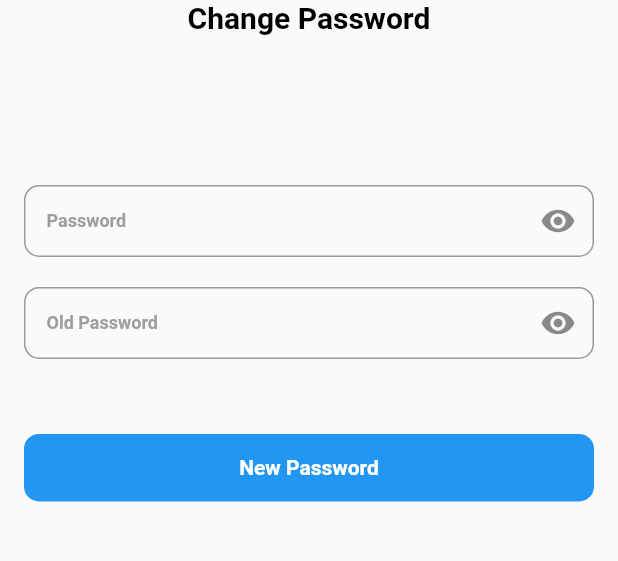
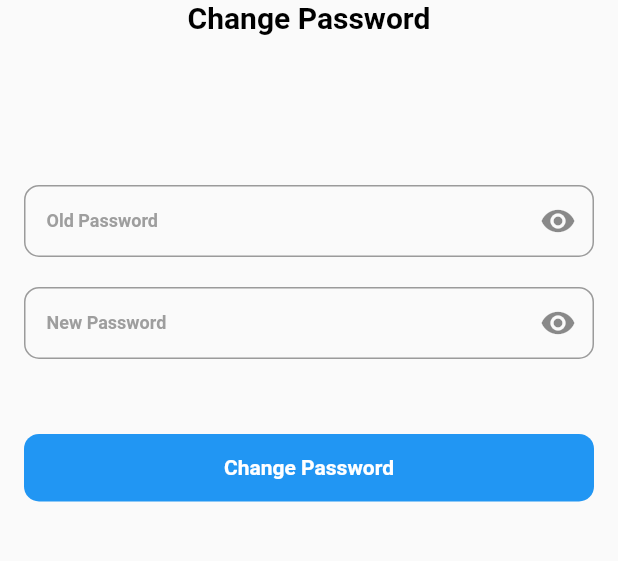
Before and after one commit to ShreeBhagwat/tfriends, a Flutter app: the screen it shows after launch, after a tap on "Forgot Password?", on a phone screen of 412 x 824 dp, the part 290-851 px from its top. Run offline on Flutter 3.47's test engine with Material 2 defaults, Android fonts, the phone set to English and light mode, and no system bars; network calls fail.

Commit message:
login with network call done

```diff
--- /dev/null
+++ b/lib/Models/user_info.dart
@@ -0,0 +1,52 @@
+class UserInfo {
+  String? accessToken;
+  String? tokenType;
+  int? expiresIn;
+  String? refreshToken;
+  String? userName;
+  String? message;
+  String? paflag;
+  String? userinfo;
+  String? issued;
+  String? expires;
+
+  UserInfo(
+      {this.accessToken,
+      this.tokenType,
+      this.expiresIn,
+      this.refreshToken,
+      this.userName,
+      this.message,
+      this.paflag,
+      this.userinfo,
+      this.issued,
+      this.expires});
+
+  UserInfo.fromJson(Map<String, dynamic> json) {
+    accessToken = json['access_token'];
+    tokenType = json['token_type'];
+    expiresIn = json['expires_in'];
+    refreshToken = json['refresh_token'];
+    userName = json['userName'];
+    message = json['message'];
+    paflag = json['paflag'];
+    userinfo = json['userinfo'];
+    issued = json['.issued'];
+    expires = json['.expires'];
+  }
+
+  Map<String, dynamic> toJson() {
+    final Map<String, dynamic> data = new Map<String, dynamic>();
+    data['access_token'] = this.accessToken;
+    data['token_type'] = this.tokenType;
+    data['expires_in'] = this.expiresIn;
+    data['refresh_token'] = this.refreshToken;
+    data['userName'] = this.userName;
+    data['message'] = this.message;
+    data['paflag'] = this.paflag;
+    data['userinfo'] = this.userinfo;
+    data['.issued'] = this.issued;
+    data['.expires'] = this.expires;
+    return data;
+  }
+}
--- /dev/null
+++ b/lib/Network/api_service.dart
@@ -0,0 +1,26 @@
+import 'dart:convert';
+
+import 'package:tfriends/Models/user_info.dart';
+import 'package:tfriends/Network/network_service.dart';
+
+class ApiService extends NetworkService {
+  static const String baseUrl = 'https://tugu.drivesung.com/APIV4DEVTEST/';
+
+  var headrs = <String, String>{
+    'Content-Type': 'application/x-www-form-urlencoded',
+    'Accept': 'application/json'
+  };
+
+  Future<UserInfo> loginUser(String email, String password) async {
+    Map<String, String> body = <String, String>{
+      "grant_type": "password",
+      "username": email,
+      "password": password,
+      "scope": "regi#62#drivesung#B"
+    };
+
+    var response =
+        await postResponse('$baseUrl/token', headers: headrs, body: body);
+    return UserInfo.fromJson(jsonDecode(response));
+  }
+}
--- /dev/null
+++ b/lib/Providers/app_state_manager.dart
@@ -0,0 +1,22 @@
+import 'package:flutter/cupertino.dart';
+
+class AppStateManager extends ChangeNotifier {
+  bool isObscureSignUpPassword = true;
+  bool isObscureChangesPasswordOldPassword = true;
+  bool isObscureChangesPasswordNewPassword = true;
+
+  void setSignupScreenPasswordObscure() {
+    isObscureSignUpPassword = !isObscureSignUpPassword;
+    notifyListeners();
+  }
+
+  void setChangePasswordScreenOldPasswordObscure() {
+    isObscureChangesPasswordOldPassword = !isObscureChangesPasswordOldPassword;
+    notifyListeners();
+  }
+
+  void setChangePasswordScreenNewPasswordObscure() {
+    isObscureChangesPasswordNewPassword = !isObscureChangesPasswordNewPassword;
+    notifyListeners();
+  }
+}
--- /dev/null
+++ b/lib/Providers/user_info_manager.dart
@@ -0,0 +1,12 @@
+import 'package:flutter/cupertino.dart';
+import 'package:tfriends/Models/user_info.dart';
+import 'package:tfriends/Network/api_service.dart';
+
+class UserInfoManager extends ChangeNotifier {
+  UserInfo user = UserInfo();
+
+  void setUserInfo(String email, String password) async {
+    this.user = await ApiService().loginUser(email, password);
+    notifyListeners();
+  }
+}
--- a/lib/Screens/change_password.dart
+++ b/lib/Screens/change_password.dart
@@ -1,5 +1,7 @@
 import 'package:flutter/material.dart';
+import 'package:provider/provider.dart';
 import 'package:tfriends/Helpers/constant.dart';
+import 'package:tfriends/Providers/app_state_manager.dart';
 
 import '../Widget/custom_text_field_without_prefix.dart';
 import '../Widget/custome_button.dart';
@@ -7,15 +9,17 @@ import '../Widget/custome_button.dart';
 class ChangePassword extends StatelessWidget {
   ChangePassword({Key? key}) : super(key: key);
 
-  TextEditingController passwordTextController = TextEditingController();
-
+  TextEditingController oldPasswordTextController = TextEditingController();
+  TextEditingController newPasswordTextController = TextEditingController();
   @override
   Widget build(BuildContext context) {
     return Scaffold(
-      body: Center(
+      body: SingleChildScrollView(
+        child: Center(
           child: Padding(
             padding: const EdgeInsets.all(16.0),
-          child: Column(
+            child: Consumer<AppStateManager>(
+              builder: (context, appStateManager, child) => Column(
                 crossAxisAlignment: CrossAxisAlignment.center,
                 children: [
                   SizedBox(
@@ -34,34 +38,40 @@ class ChangePassword extends StatelessWidget {
                     height: 100,
                   ),
                   CustomTextFieldWithoutPrefix(
-                labeltext: 'Password',
+                    labeltext: 'Old Password',
                     icons: Icons.visibility,
-                textEditingController: passwordTextController,
-                isObscure: true,
+                    textEditingController: oldPasswordTextController,
+                    isObscure:
+                        appStateManager.isObscureChangesPasswordOldPassword,
                     iconButton: IconButton(
                       onPressed: () {
-                    // setState(() {
-                    //   isPasswordObscure = !isPasswordObscure;
-                    // });
+                        appStateManager
+                            .setChangePasswordScreenOldPasswordObscure();
                       },
-                  icon: Icon(true ? Icons.visibility : Icons.visibility_off),
+                      icon: Icon(
+                          appStateManager.isObscureChangesPasswordOldPassword
+                              ? Icons.visibility
+                              : Icons.visibility_off),
                     ),
                   ),
                   SizedBox(
                     height: 20,
                   ),
                   CustomTextFieldWithoutPrefix(
-                labeltext: 'Old Password',
+                    labeltext: 'New Password',
                     icons: Icons.visibility,
-                textEditingController: passwordTextController,
-                isObscure: true,
+                    textEditingController: newPasswordTextController,
+                    isObscure:
+                        appStateManager.isObscureChangesPasswordNewPassword,
                     iconButton: IconButton(
                       onPressed: () {
-                    // setState(() {
-                    //   isPasswordObscure = !isPasswordObscure;
-                    // });
+                        appStateManager
+                            .setChangePasswordScreenNewPasswordObscure();
                       },
-                  icon: Icon(true ? Icons.visibility : Icons.visibility_off),
+                      icon: Icon(
+                          appStateManager.isObscureChangesPasswordNewPassword
+                              ? Icons.visibility
+                              : Icons.visibility_off),
                     ),
                   ),
                   SizedBox(
@@ -71,7 +81,7 @@ class ChangePassword extends StatelessWidget {
                     height: 45,
                     width: double.infinity,
                     font_size: 14,
-                name: 'New Password',
+                    name: 'Change Password',
                     background_color: Colors.blue,
                     borderRadius: BorderRadius.circular(10),
                     text_color: Colors.white,
@@ -81,6 +91,8 @@ class ChangePassword extends StatelessWidget {
               ),
             ),
           ),
+        ),
+      ),
     );
   }
 }
--- a/lib/Screens/login_screen.dart
+++ b/lib/Screens/login_screen.dart
@@ -1,21 +1,19 @@
 import 'package:flutter/material.dart';
+import 'package:provider/provider.dart';
+import 'package:tfriends/Providers/app_state_manager.dart';
+import 'package:tfriends/Providers/user_info_manager.dart';
 import 'package:tfriends/Screens/change_password.dart';
 
 import '../Helpers/helper_functions.dart';
 import '../Widget/custom_text_field_widget.dart';
 
-class LoginScreen extends StatefulWidget {
+class LoginScreen extends StatelessWidget {
   LoginScreen({Key? key}) : super(key: key);
 
-  @override
-  State<LoginScreen> createState() => _LoginScreenState();
-}
-
-class _LoginScreenState extends State<LoginScreen> {
   String emailid = ' ';
 
   String password = ' ';
-  bool isPasswordObscure = true;
+
   TextEditingController emailidTextController = TextEditingController();
 
   TextEditingController passwordTextController = TextEditingController();
@@ -75,21 +73,22 @@ class _LoginScreenState extends State<LoginScreen> {
                 ),
                 Padding(
                   padding: const EdgeInsets.fromLTRB(20, 10, 20, 10),
-                  child: CustomTextFieldWidget(
+                  child: Consumer<AppStateManager>(
+                    builder: (context, appStateManager, child) =>
+                        CustomTextFieldWidget(
                       labeltext: 'Password',
                       icon: Icons.lock,
                       icons: Icons.visibility,
                       textEditingController: passwordTextController,
-                    isObscure: isPasswordObscure,
+                      isObscure: appStateManager.isObscureSignUpPassword,
                       iconButton: IconButton(
                         onPressed: () {
-                        setState(() {
-                          isPasswordObscure = !isPasswordObscure;
-                        });
+                          appStateManager.setSignupScreenPasswordObscure();
                         },
-                      icon: Icon(isPasswordObscure
+                        icon: Icon(appStateManager.isObscureSignUpPassword
                             ? Icons.visibility
                             : Icons.visibility_off),
+                      ),
                     ),
                   ),
                 ),
@@ -125,7 +124,10 @@ class _LoginScreenState extends State<LoginScreen> {
                     //inkwell gives material properties
                     onTap: () {
                       //navigation of userscreen page
-                      LoginUser(context);
+
+                      Provider.of<UserInfoManager>(context, listen: false)
+                          .setUserInfo(emailidTextController.text,
+                              passwordTextController.text);
                     },
                     child: Container(
                       width: double.infinity,
@@ -152,15 +154,4 @@ class _LoginScreenState extends State<LoginScreen> {
       ),
     );
   }
-
-  void LoginUser(BuildContext context) {
-    emailid = emailidTextController.text;
-    password = passwordTextController.text;
-
-    // Navigator.of(context).pushAndRemoveUntil(
-    //     MaterialPageRoute(
-    //       builder: (_) => DashboardScreen(),
-    //     ),
-    //     (route) => false);
 }
-}
--- a/lib/main.dart
+++ b/lib/main.dart
@@ -1,4 +1,7 @@
 import 'package:flutter/material.dart';
+import 'package:provider/provider.dart';
+import 'package:tfriends/Providers/app_state_manager.dart';
+import 'package:tfriends/Providers/user_info_manager.dart';
 import 'package:tfriends/Screens/login_screen.dart';
 
 void main() {
@@ -10,9 +13,15 @@ class TFriends extends StatelessWidget {
 
   @override
   Widget build(BuildContext context) {
-    return MaterialApp(
-      title: 'No Changes',
-      home: LoginScreen(),
+    return MultiProvider(
+      providers: [
+        ChangeNotifierProvider(create: (_) => AppStateManager()),
+        ChangeNotifierProvider(create: (_) => UserInfoManager()),
+      ],
+      child: MaterialApp(
+        title: 'No Changes',
+        home: LoginScreen(),
+      ),
     );
   }
 }
--- a/pubspec.yaml
+++ b/pubspec.yaml
@@ -37,6 +37,7 @@ dependencies:
   cached_network_image: ^3.2.1
   provider: ^6.0.3
   http: ^0.13.4
+  shared_preferences: ^2.0.15
 
 
 dev_dependencies:
```
Also changed, not shown: lib/Network/base_api_service.dart (added, +7 -0 lines), lib/Network/network_service.dart (added, +46 -0 lines). Lines whose indentation alone changed are shown as unchanged.
